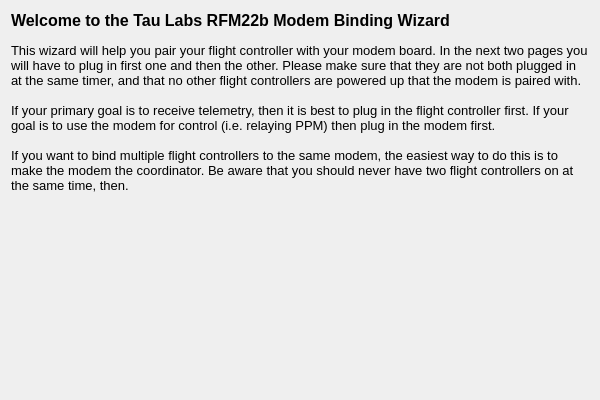
Qt form ground/gcs/src/plugins/rfmbindwizard/pages/startpage.ui (d-ronin/dRonin) before a commit.
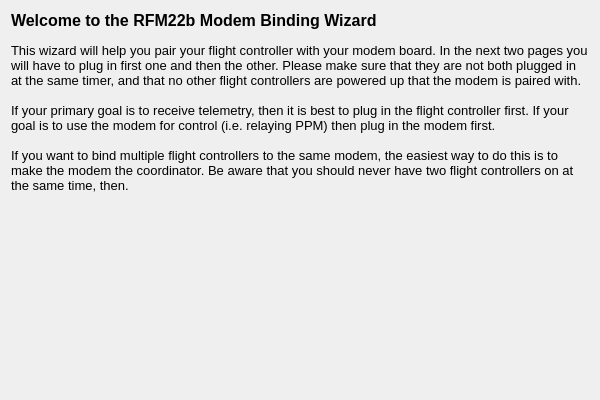
The same form after that commit.

```diff
--- a/ground/gcs/src/plugins/rfmbindwizard/pages/startpage.ui
+++ b/ground/gcs/src/plugins/rfmbindwizard/pages/startpage.ui
@@ -39,7 +39,7 @@
 &lt;html&gt;&lt;head&gt;&lt;meta name=&quot;qrichtext&quot; content=&quot;1&quot; /&gt;&lt;style type=&quot;text/css&quot;&gt;
 p, li { white-space: pre-wrap; }
 &lt;/style&gt;&lt;/head&gt;&lt;body style=&quot; font-family:'.Lucida Grande UI'; font-size:13pt; font-weight:400; font-style:normal;&quot;&gt;
-&lt;p style=&quot; margin-top:0px; margin-bottom:0px; margin-left:0px; margin-right:0px; -qt-block-indent:0; text-indent:0px;&quot;&gt;&lt;span style=&quot; font-family:'MS Shell Dlg 2'; font-size:12pt; font-weight:600;&quot;&gt;Welcome to the Tau Labs RFM22b Modem Binding Wizard&lt;/span&gt;&lt;/p&gt;
+&lt;p style=&quot; margin-top:0px; margin-bottom:0px; margin-left:0px; margin-right:0px; -qt-block-indent:0; text-indent:0px;&quot;&gt;&lt;span style=&quot; font-family:'MS Shell Dlg 2'; font-size:12pt; font-weight:600;&quot;&gt;Welcome to the RFM22b Modem Binding Wizard&lt;/span&gt;&lt;/p&gt;
 &lt;p style=&quot;-qt-paragraph-type:empty; margin-top:0px; margin-bottom:0px; margin-left:0px; margin-right:0px; -qt-block-indent:0; text-indent:0px; font-family:'MS Shell Dlg 2'; font-size:8pt;&quot;&gt;&lt;br /&gt;&lt;/p&gt;
 &lt;p style=&quot; margin-top:0px; margin-bottom:0px; margin-left:0px; margin-right:0px; -qt-block-indent:0; text-indent:0px;&quot;&gt;&lt;span style=&quot; font-family:'MS Shell Dlg 2'; font-size:10pt;&quot;&gt;This wizard will help you pair your flight controller with your modem board. In the next two pages you will have to plug in first one and then the other. Please make sure that they are not both plugged in at the same timer, and that no other flight controllers are powered up that the modem is paired with.&lt;/span&gt;&lt;/p&gt;
 &lt;p style=&quot;-qt-paragraph-type:empty; margin-top:0px; margin-bottom:0px; margin-left:0px; margin-right:0px; -qt-block-indent:0; text-indent:0px; font-family:'MS Shell Dlg 2'; font-size:10pt;&quot;&gt;&lt;br /&gt;&lt;/p&gt;
```
